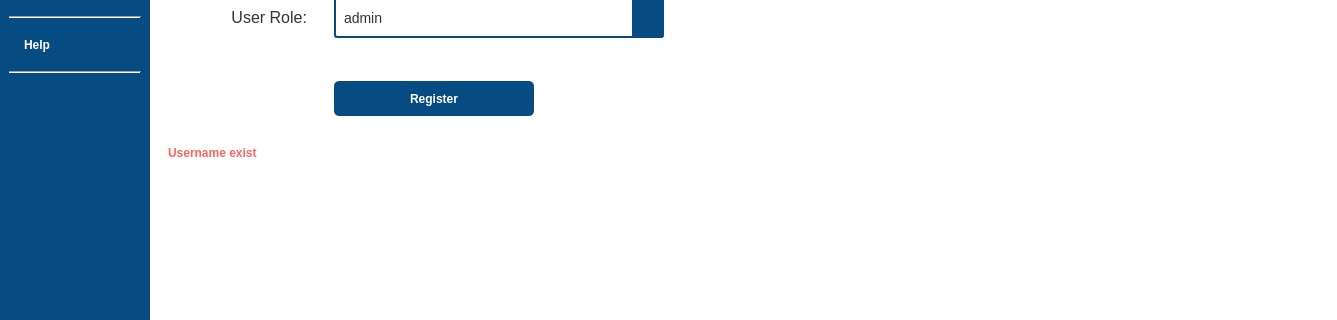
First picture: the form in main_UI.ui, repository DORSA-co/Paticle_Size_Analyser, before the edit; both pictures show x 0 to 1337 and y 309 to 629 of the 1337 by 878 pixel window.
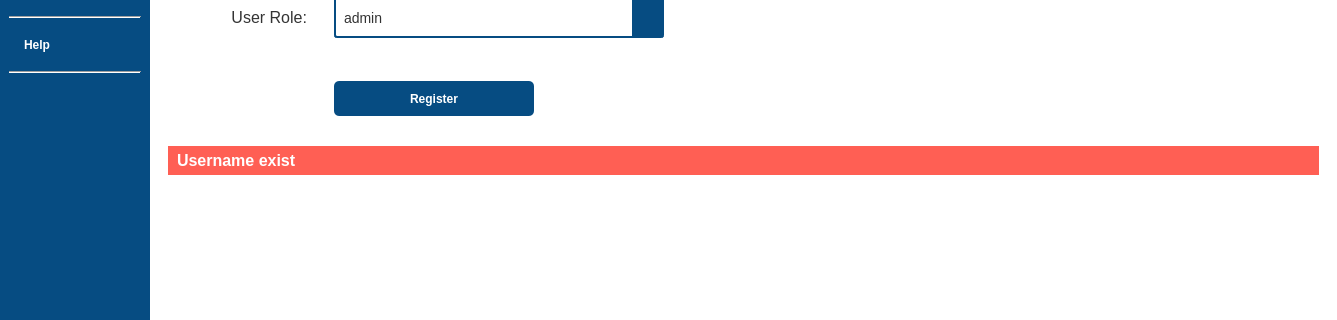
Second picture: the form after the edit. The open tabs and pages were chosen to show the change. Icons and pictures are not drawn.

```diff
--- a/main_UI.ui
+++ b/main_UI.ui
@@ -128,7 +128,7 @@
 QComboBox QAbstractItemView {
     border: none;
     selection-background-color: rgb(6, 76, 130);
-	selection-color: #ffffff;
+	selection-color: rgb(6, 76, 130);
 
 
 }
@@ -4838,8 +4838,15 @@
                <item>
                 <widget class="QLabel" name="userspage_register_error_lbl">
                  <property name="styleSheet">
-                  <string notr="true">color:rgb(255, 101, 96);
-font-weight:bold;</string>
+                  <string notr="true">font-size: 16px;
+font-weight: bold;
+color: #ffffff;
+background-color: rgb(255, 95, 84);
+padding:5px;
+
+min-width: 300px;
+max-width: 16777px;
+</string>
                  </property>
                  <property name="text">
                   <string>Username exist</string>
```
Left out of the diff: 4 changed lines with no effect on the pictures.
